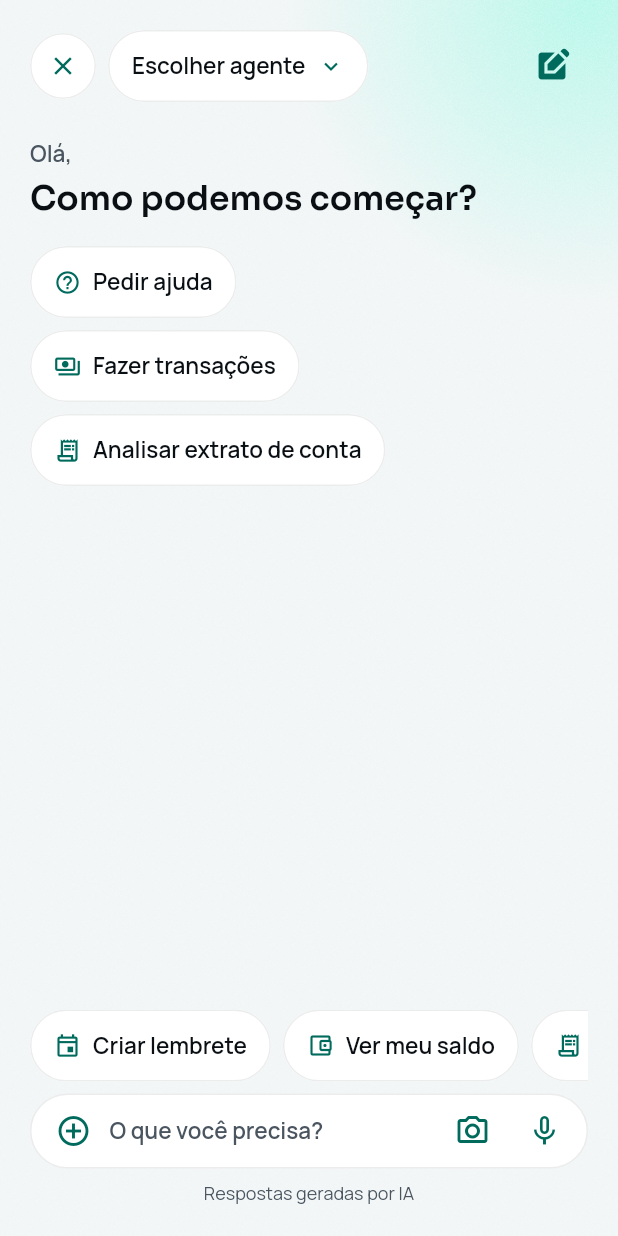
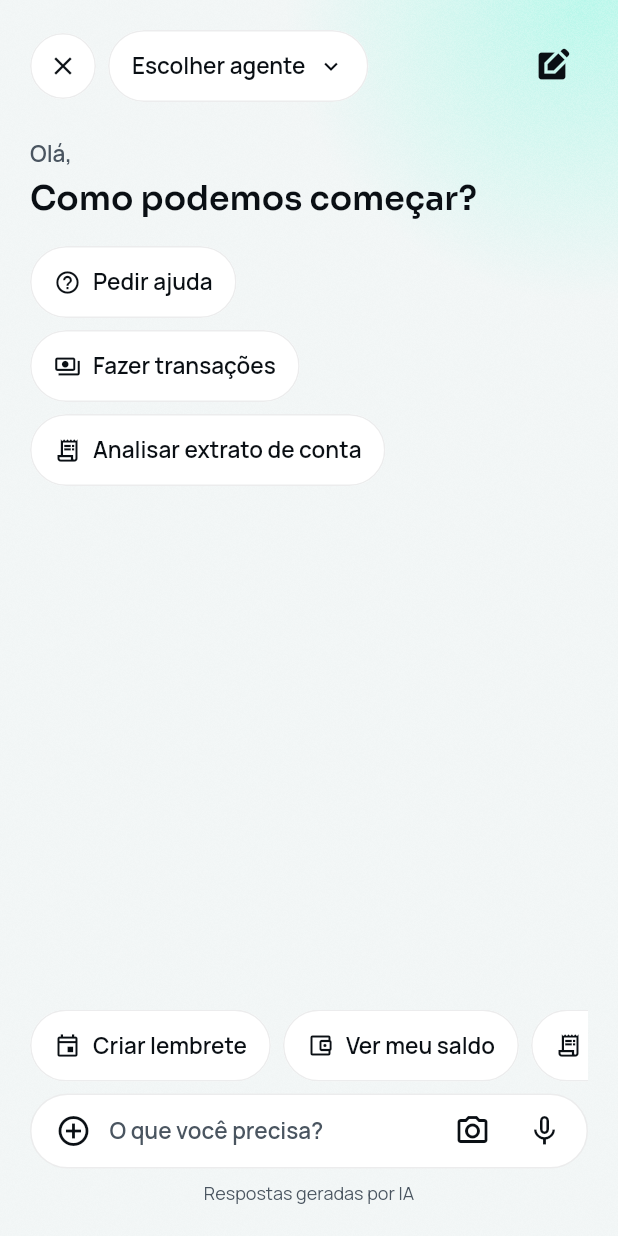
Before and after one commit to renatomf/next-bank, a Flutter app: the AssistantScreen screen opened by its route, on a phone screen of 412 x 824 dp. Run offline on Flutter 3.47's test engine with Material 3 defaults, Android fonts, the phone set to English and light mode, and no system bars; our stand-ins replace copy_with_extension, dio, flutter_riverpod, flutter_secure_storage, go_router, local_auth and 2 more; missing offline and left inert: local_auth_android, mobile_scanner, qr; accounts and stored records are empty; project files that could hold a hidden picture were left out.

Commit message:
fix(design-system): bring back the icons' colors as they were
At the developer's request the icons go back to their colors before the
green standardization; the developer will say which icons take the
green. Reverts 6fb6e1a, 642ff2a and 14de156.

Co-Authored-By: Claude Opus 5.5 <noreply@anthropic.com>

```diff
--- a/apps/mobile/lib/features/home/presentation/greeting_header.dart
+++ b/apps/mobile/lib/features/home/presentation/greeting_header.dart
@@ -93,7 +93,7 @@ class _ProfileIcon extends StatelessWidget {
         shape: BoxShape.circle,
         border: Border.all(color: colors.border),
       ),
-      child: Icon(Icons.person_outline, color: colors.accent),
+      child: Icon(Icons.person_outline, color: colors.text),
     );
   }
 }
--- a/apps/mobile/lib/features/security/presentation/sessions/security_screen.dart
+++ b/apps/mobile/lib/features/security/presentation/sessions/security_screen.dart
@@ -164,7 +164,9 @@ class _SessionTile extends ConsumerWidget {
       ),
       child: Row(
         children: [
-          ExcludeSemantics(child: Icon(Icons.smartphone, color: colors.accent)),
+          ExcludeSemantics(
+            child: Icon(Icons.smartphone, color: colors.textMuted),
+          ),
           const SizedBox(width: NbSpace.md),
           Expanded(
             child: Column(
--- a/packages/design_system/lib/src/components/icon_circle_button.dart
+++ b/packages/design_system/lib/src/components/icon_circle_button.dart
@@ -59,12 +59,7 @@ class IconCircleButton extends StatelessWidget {
           clipBehavior: Clip.antiAlias,
           child: InkWell(
             onTap: onPressed,
-            // The accent green by default, as the app's icons (S21 checkpoint).
-            child: Icon(
-              icon,
-              size: iconSize,
-              color: foreground ?? colors.accent,
-            ),
+            child: Icon(icon, size: iconSize, color: foreground ?? colors.text),
           ),
         ),
       ),
--- a/packages/design_system/lib/src/components/nb_chip.dart
+++ b/packages/design_system/lib/src/components/nb_chip.dart
@@ -36,6 +36,7 @@ class NbChip extends StatelessWidget {
   Widget build(BuildContext context) {
     final colors = context.nbColors;
     final isOn = selected ?? false;
+    final iconColor = isOn ? colors.accent : colors.text;
 
     return Semantics(
       container: true,
@@ -71,13 +72,13 @@ class NbChip extends StatelessWidget {
                   spacing: NbSpace.sm,
                   children: [
                     if (icon case final icon?)
-                      Icon(icon, size: 18, color: colors.accent),
+                      Icon(icon, size: 18, color: iconColor),
                     Text(
                       label,
                       style: NbType.bodyText.copyWith(color: colors.text),
                     ),
                     if (trailingIcon case final trailing?)
-                      Icon(trailing, size: 18, color: colors.accent),
+                      Icon(trailing, size: 18, color: colors.text),
                   ],
                 ),
               ),
--- a/packages/design_system/lib/src/components/nb_icon_button.dart
+++ b/packages/design_system/lib/src/components/nb_icon_button.dart
@@ -23,7 +23,7 @@ class NbIconButton extends StatelessWidget {
   /// Called on tap.
   final VoidCallback onPressed;
 
-  /// The icon's color; the accent green when null, as the app's icons.
+  /// The icon's color; the text color when null.
   final Color? color;
 
   @override
@@ -36,7 +36,7 @@ class NbIconButton extends StatelessWidget {
     excludeSemantics: true,
     child: IconButton(
       onPressed: onPressed,
-      icon: Icon(icon, color: color ?? context.nbColors.accent),
+      icon: Icon(icon, color: color ?? context.nbColors.text),
     ),
   );
 }
```
Also changed, not shown: 2 other files.
